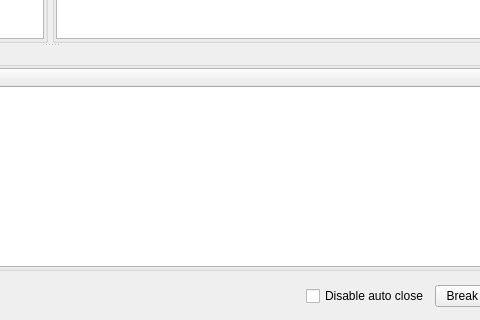
Before: the Qt Designer form GUI/Qt/UComponentLinksWidget.ui in aicommunity/Rdk, drawn with Qt 5; both pictures show x 600 to 1080 and y 206 to 526 of the 1300 by 526 pixel window.
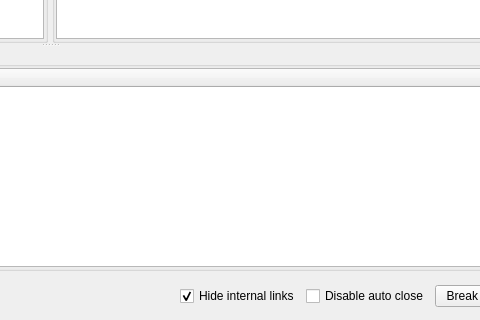
After: the same form once the commit is applied.

Commit message: Gui/Qt: Hide internal links by default

```diff
--- a/GUI/Qt/UComponentLinksWidget.ui
+++ b/GUI/Qt/UComponentLinksWidget.ui
@@ -220,6 +220,16 @@
        </property>
       </spacer>
      </item>
+     <item>
+      <widget class="QCheckBox" name="hideInternalLinksCheckBox">
+       <property name="text">
+        <string>Hide internal links</string>
+       </property>
+       <property name="checked">
+        <bool>true</bool>
+       </property>
+      </widget>
+     </item>
      <item>
       <widget class="QCheckBox" name="autoCloseDisableCheckBox">
        <property name="text">
```
The commit also changes 2 other files.
